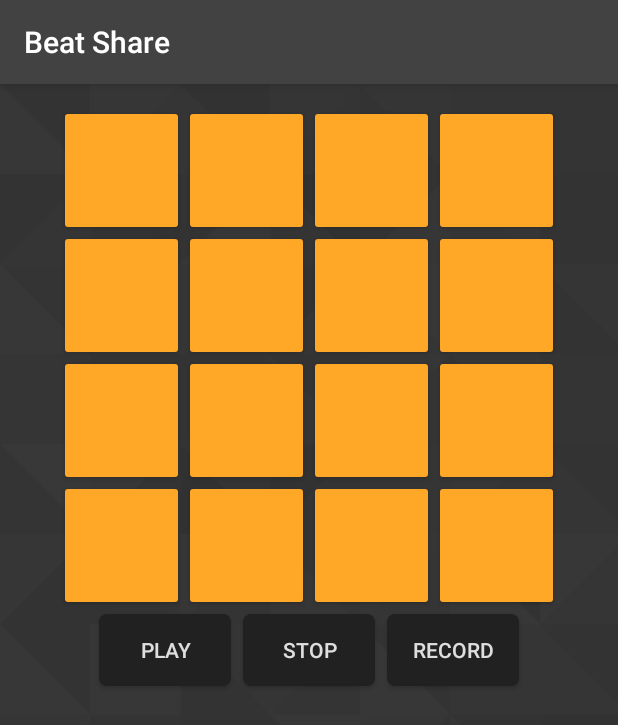
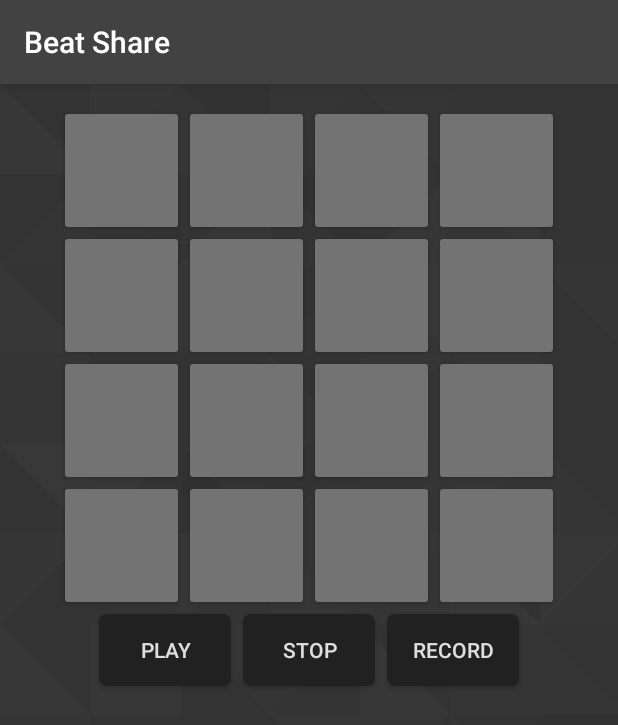
Before and after one commit to Oyzuu/Beat_Share, an Android app: the SequencerActivity screen opened directly, with no data from a screen before it, on a phone screen of 412 x 824 dp. Shown: the top 725 px of the screen. Run offline under Robolectric (Android 15) with nearby library versions, the phone set to English and light mode, and no system bars.

Commit message:
Dimanche 15h47

```diff
--- a/app/src/main/java/be/omnuzel/beatshare/SequencerActivity.java
+++ b/app/src/main/java/be/omnuzel/beatshare/SequencerActivity.java
@@ -20,8 +20,12 @@ import java.io.DataInputStream;
 import java.io.IOException;
 import java.io.InputStream;
 import java.io.OutputStream;
+import java.util.HashMap;
 
 public class SequencerActivity extends AppCompatActivity {
+
+    // TODO Create a Sound object
+    // TODO Create a SoundBank object extending SoundPool - will link Button and Sound
 
     private SoundPool soundPool;
 
@@ -86,6 +90,32 @@ public class SequencerActivity extends AppCompatActivity {
         fourthSound = soundPool.load(this, R.raw.iamm_ad1_open_hihat,    0);
         fifthSound  = soundPool.load(this, R.raw.iamm_cd3_low_bongo,     0);
         sixthSound  = soundPool.load(this, R.raw.iamm_gd3_low_agogo,     0);
+
+        soundPool.setOnLoadCompleteListener(new SoundPool.OnLoadCompleteListener() {
+            @Override
+            public void onLoadComplete(SoundPool soundPool, int sampleId, int status) {
+                switch (sampleId) {
+                    case 1 :
+                        button12.setBackground(getResources().getDrawable(R.drawable.sequencer_pad));
+                        break;
+                    case 2 :
+                        button13.setBackground(getResources().getDrawable(R.drawable.sequencer_pad));
+                        break;
+                    case 3 :
+                        button8 .setBackground(getResources().getDrawable(R.drawable.sequencer_pad));
+                        break;
+                    case 4 :
+                        button9 .setBackground(getResources().getDrawable(R.drawable.sequencer_pad));
+                        break;
+                    case 5 :
+                        button10.setBackground(getResources().getDrawable(R.drawable.sequencer_pad));
+                        break;
+                    case 6 :
+                        button14.setBackground(getResources().getDrawable(R.drawable.sequencer_pad));
+                        break;
+                }
+            }
+        });
     }
 
     private void setActionOnTouch(Button button) {
--- a/app/src/main/res/drawable/sequencer_pad_selector.xml
+++ b/app/src/main/res/drawable/disabled_sequencer_pad.xml
@@ -2,21 +2,21 @@
 <selector
     xmlns:android="http://schemas.android.com/apk/res/android"
     android:enterFadeDuration="@android:integer/config_shortAnimTime"
-    android:exitFadeDuration="@android:integer/config_mediumAnimTime">
+    android:exitFadeDuration="@android:integer/config_shortAnimTime">
     <item
         android:state_pressed="true"
         android:state_enabled="true"
-        android:drawable="@drawable/sequencer_pad_selected"/>
+        android:drawable="@drawable/disabled_sequencer_pad_selected"/>
     <item
         android:state_focused="true"
         android:state_pressed="true"
-        android:drawable="@drawable/sequencer_pad_selected"/>
+        android:drawable="@drawable/disabled_sequencer_pad_selected"/>
 
     <item
         android:state_enabled="false"
-        android:drawable="@drawable/sequencer_pad_selected" />
+        android:drawable="@drawable/disabled_sequencer_pad_selected" />
 
     <item
         android:state_enabled="true"
-        android:drawable="@drawable/sequencer_pad"/>
+        android:drawable="@drawable/disabled_sequencer_pad_still"/>
 </selector>
--- /dev/null
+++ b/app/src/main/res/drawable/disabled_sequencer_pad_selected.xml
@@ -0,0 +1,10 @@
+<?xml version="1.0" encoding="utf-8"?>
+<shape
+    xmlns:android="http://schemas.android.com/apk/res/android"
+    android:shape="rectangle">
+
+    <corners android:radius="2dp" />
+
+    <solid android:color="@color/sad_red"/>
+
+</shape>
--- /dev/null
+++ b/app/src/main/res/drawable/disabled_sequencer_pad_still.xml
@@ -0,0 +1,12 @@
+<?xml version="1.0" encoding="utf-8"?>
+<shape
+    xmlns:android="http://schemas.android.com/apk/res/android"
+    android:shape="rectangle">
+
+    <corners android:radius="2dp" />
+
+    <solid android:color="@color/sad_gray" />
+
+    <stroke android:color="@color/black" />
+
+</shape>
--- a/app/src/main/res/drawable/sequencer_pad.xml
+++ b/app/src/main/res/drawable/sequencer_pad.xml
@@ -1,12 +1,24 @@
 <?xml version="1.0" encoding="utf-8"?>
-<shape
+<selector
     xmlns:android="http://schemas.android.com/apk/res/android"
-    android:shape="rectangle">
+    android:enterFadeDuration="@android:integer/config_shortAnimTime"
+    android:exitFadeDuration="@android:integer/config_mediumAnimTime">
+    <item
+        android:state_pressed="true"
+        android:state_enabled="true"
+        android:drawable="@drawable/sequencer_pad_selected"/>
+    <item
+        android:state_focused="true"
+        android:state_pressed="true"
+        android:drawable="@drawable/sequencer_pad_selected"/>
 
-    <corners android:radius="2dp" />
+    <item
+        android:state_enabled="false"
+        android:drawable="@drawable/sequencer_pad_still" />
 
-    <solid android:color="@color/colorAccent" />
-
-    <stroke android:color="@color/black" />
-
-</shape>
+    <item
+        android:state_pressed="false"
+        android:state_focused="false"
+        android:state_enabled="true"
+        android:drawable="@drawable/sequencer_pad_still"/>
+</selector>
--- /dev/null
+++ b/app/src/main/res/drawable/sequencer_pad_still.xml
@@ -0,0 +1,12 @@
+<?xml version="1.0" encoding="utf-8"?>
+<shape
+    xmlns:android="http://schemas.android.com/apk/res/android"
+    android:shape="rectangle">
+
+    <corners android:radius="2dp" />
+
+    <solid android:color="@color/colorAccent" />
+
+    <stroke android:color="@color/black" />
+
+</shape>
--- a/app/src/main/res/layout/activity_sequencer.xml
+++ b/app/src/main/res/layout/activity_sequencer.xml
@@ -24,25 +24,25 @@
                 android:layout_height="75dp"
                 android:layout_margin="4dp"
                 android:id="@+id/seq_button_0"
-                android:background="@drawable/sequencer_pad_selector"/>
+                android:background="@drawable/disabled_sequencer_pad"/>
             <Button
                 android:layout_width="75dp"
                 android:layout_height="75dp"
                 android:layout_margin="4dp"
                 android:id="@+id/seq_button_1"
-                android:background="@drawable/sequencer_pad_selector"/>
+                android:background="@drawable/disabled_sequencer_pad"/>
             <Button
                 android:layout_width="75dp"
                 android:layout_height="75dp"
                 android:layout_margin="4dp"
                 android:id="@+id/seq_button_2"
-                android:background="@drawable/sequencer_pad_selector"/>
+                android:background="@drawable/disabled_sequencer_pad"/>
             <Button
                 android:layout_width="75dp"
                 android:layout_height="75dp"
                 android:layout_margin="4dp"
                 android:id="@+id/seq_button_3"
-                android:background="@drawable/sequencer_pad_selector"/>
+                android:background="@drawable/disabled_sequencer_pad"/>
         </LinearLayout>
         <LinearLayout
             android:layout_width="match_parent"
@@ -53,25 +53,25 @@
                 android:layout_height="75dp"
                 android:layout_margin="4dp"
                 android:id="@+id/seq_button_4"
-                android:background="@drawable/sequencer_pad_selector"/>
+                android:background="@drawable/disabled_sequencer_pad"/>
             <Button
                 android:layout_width="75dp"
                 android:layout_height="75dp"
                 android:layout_margin="4dp"
                 android:id="@+id/seq_button_5"
-                android:background="@drawable/sequencer_pad_selector"/>
+                android:background="@drawable/disabled_sequencer_pad"/>
             <Button
                 android:layout_width="75dp"
                 android:layout_height="75dp"
                 android:layout_margin="4dp"
                 android:id="@+id/seq_button_6"
-                android:background="@drawable/sequencer_pad_selector"/>
+                android:background="@drawable/disabled_sequencer_pad"/>
             <Button
                 android:layout_width="75dp"
                 android:layout_height="75dp"
                 android:layout_margin="4dp"
                 android:id="@+id/seq_button_7"
-                android:background="@drawable/sequencer_pad_selector"/>
+                android:background="@drawable/disabled_sequencer_pad"/>
         </LinearLayout>
         <LinearLayout
             android:layout_width="match_parent"
@@ -82,25 +82,25 @@
                 android:layout_height="75dp"
                 android:layout_margin="4dp"
                 android:id="@+id/seq_button_8"
-                android:background="@drawable/sequencer_pad_selector"/>
+                android:background="@drawable/disabled_sequencer_pad"/>
             <Button
                 android:layout_width="75dp"
                 android:layout_height="75dp"
                 android:layout_margin="4dp"
                 android:id="@+id/seq_button_9"
-                android:background="@drawable/sequencer_pad_selector"/>
+                android:background="@drawable/disabled_sequencer_pad"/>
             <Button
                 android:layout_width="75dp"
                 android:layout_height="75dp"
                 android:layout_margin="4dp"
                 android:id="@+id/seq_button_10"
-                android:background="@drawable/sequencer_pad_selector"/>
+                android:background="@drawable/disabled_sequencer_pad"/>
             <Button
                 android:layout_width="75dp"
                 android:layout_height="75dp"
                 android:layout_margin="4dp"
                 android:id="@+id/seq_button_11"
-                android:background="@drawable/sequencer_pad_selector"/>
+                android:background="@drawable/disabled_sequencer_pad"/>
         </LinearLayout>
         <LinearLayout
             android:layout_width="match_parent"
@@ -111,25 +111,25 @@
                 android:layout_height="75dp"
                 android:layout_margin="4dp"
                 android:id="@+id/seq_button_12"
-                android:background="@drawable/sequencer_pad_selector"/>
+                android:background="@drawable/disabled_sequencer_pad"/>
             <Button
                 android:layout_width="75dp"
                 android:layout_height="75dp"
                 android:layout_margin="4dp"
                 android:id="@+id/seq_button_13"
-                android:background="@drawable/sequencer_pad_selector"/>
+                android:background="@drawable/disabled_sequencer_pad"/>
             <Button
                 android:layout_width="75dp"
                 android:layout_height="75dp"
                 android:layout_margin="4dp"
                 android:id="@+id/seq_button_14"
-                android:background="@drawable/sequencer_pad_selector"/>
+                android:background="@drawable/disabled_sequencer_pad"/>
             <Button
                 android:layout_width="75dp"
                 android:layout_height="75dp"
                 android:layout_margin="4dp"
                 android:id="@+id/seq_button_15"
-                android:background="@drawable/sequencer_pad_selector"/>
+                android:background="@drawable/disabled_sequencer_pad"/>
         </LinearLayout>
     </LinearLayout>
 
--- a/app/src/main/res/values/colors.xml
+++ b/app/src/main/res/values/colors.xml
@@ -3,8 +3,13 @@
     <color name="colorPrimary"      >#424242  </color>
     <color name="colorPrimaryDark"  >#212121  </color>
     <color name="colorAccent"       >#ffa726  </color>
+    <color name="unactivated"       >#cf9f59  </color>
     <color name="colorAccentLight"  >#ffd494  </color>
+
     <color name="white"             >#FFFFFF  </color>
     <color name="offwhite"          >#DAFFFFFF</color>
     <color name="black"             >#000000  </color>
+
+    <color name="sad_gray"          >#737373  </color>
+    <color name="sad_red"           >#e13333  </color>
 </resources>
```
